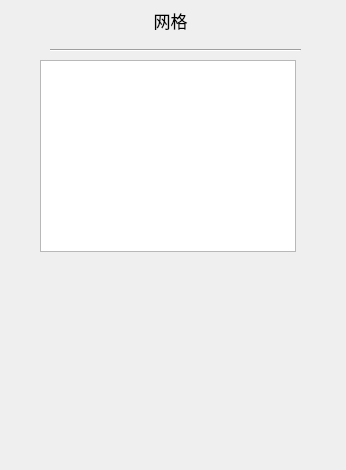
Aiopr-bits/MAVES, file src/FormBoundaryConditions.ui: the form before one commit.
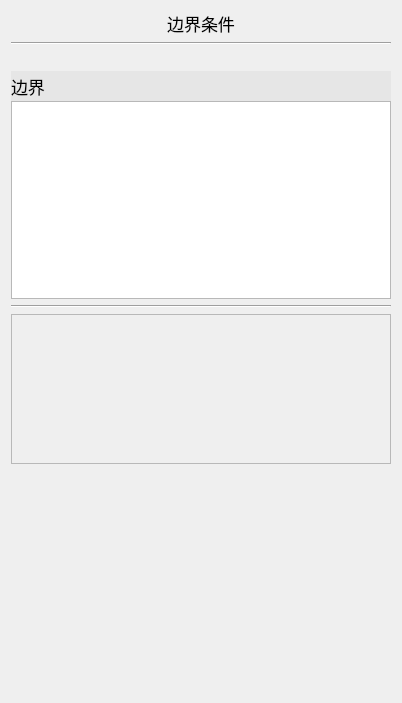
The form after the commit.

Commit message: feat:边界条件子面板（布局）

The edit to the form file:
```diff
--- a/src/FormBoundaryConditions.ui
+++ b/src/FormBoundaryConditions.ui
@@ -6,57 +6,151 @@
    <rect>
     <x>0</x>
     <y>0</y>
-    <width>346</width>
-    <height>470</height>
+    <width>402</width>
+    <height>703</height>
    </rect>
   </property>
   <property name="windowTitle">
    <string>FormBoundaryConditions</string>
   </property>
+  <layout class="QGridLayout" name="gridLayout">
+   <item row="0" column="0">
+    <layout class="QVBoxLayout" name="verticalLayout_2">
+     <item>
   <widget class="QLabel" name="label">
-   <property name="geometry">
-    <rect>
-     <x>70</x>
-     <y>10</y>
-     <width>201</width>
-     <height>20</height>
-    </rect>
-   </property>
    <property name="font">
     <font>
      <pointsize>13</pointsize>
     </font>
    </property>
    <property name="text">
-    <string>网格</string>
+        <string>边界条件</string>
    </property>
    <property name="alignment">
     <set>Qt::AlignCenter</set>
    </property>
   </widget>
+     </item>
+     <item>
   <widget class="Line" name="line">
-   <property name="geometry">
-    <rect>
-     <x>50</x>
-     <y>40</y>
-     <width>251</width>
+       <property name="orientation">
+        <enum>Qt::Horizontal</enum>
+       </property>
+      </widget>
+     </item>
+     <item>
+      <spacer name="verticalSpacer">
+       <property name="orientation">
+        <enum>Qt::Vertical</enum>
+       </property>
+       <property name="sizeType">
+        <enum>QSizePolicy::Fixed</enum>
+       </property>
+       <property name="sizeHint" stdset="0">
+        <size>
+         <width>20</width>
      <height>20</height>
-    </rect>
-   </property>
+        </size>
+       </property>
+      </spacer>
+     </item>
+     <item>
+      <layout class="QVBoxLayout" name="verticalLayout">
+       <property name="spacing">
+        <number>0</number>
+       </property>
+       <item>
+        <widget class="QLabel" name="label_2">
+         <property name="minimumSize">
+          <size>
+           <width>0</width>
+           <height>30</height>
+          </size>
+         </property>
+         <property name="maximumSize">
+          <size>
+           <width>16777215</width>
+           <height>30</height>
+          </size>
+         </property>
+         <property name="font">
+          <font>
+           <family>Agency FB</family>
+           <pointsize>13</pointsize>
+          </font>
+         </property>
+         <property name="styleSheet">
+          <string notr="true">QLabel {
+    background-color: rgb(230, 230, 230);
+}
+</string>
+         </property>
+         <property name="text">
+          <string>边界</string>
+         </property>
+        </widget>
+       </item>
+       <item>
+        <widget class="QListView" name="listView">
+         <property name="focusPolicy">
+          <enum>Qt::NoFocus</enum>
+         </property>
+        </widget>
+       </item>
+      </layout>
+     </item>
+     <item>
+      <widget class="Line" name="line_2">
    <property name="orientation">
     <enum>Qt::Horizontal</enum>
    </property>
   </widget>
-  <widget class="QTreeView" name="treeView">
+     </item>
+     <item>
+      <widget class="QScrollArea" name="scrollArea_2">
+       <property name="minimumSize">
+        <size>
+         <width>0</width>
+         <height>150</height>
+        </size>
+       </property>
+       <property name="maximumSize">
+        <size>
+         <width>16777215</width>
+         <height>150</height>
+        </size>
+       </property>
+       <property name="widgetResizable">
+        <bool>true</bool>
+       </property>
+       <widget class="QWidget" name="scrollAreaWidgetContents_2">
    <property name="geometry">
     <rect>
-     <x>40</x>
-     <y>60</y>
-     <width>256</width>
-     <height>192</height>
+          <x>0</x>
+          <y>0</y>
+          <width>380</width>
+          <height>148</height>
     </rect>
    </property>
   </widget>
+      </widget>
+     </item>
+     <item>
+      <spacer name="verticalSpacer_5">
+       <property name="orientation">
+        <enum>Qt::Vertical</enum>
+       </property>
+       <property name="sizeHint" stdset="0">
+        <size>
+         <width>20</width>
+         <height>40</height>
+        </size>
+       </property>
+      </spacer>
+     </item>
+    </layout>
+   </item>
+  </layout>
  </widget>
  <layoutdefault spacing="6" margin="11"/>
  <resources/>
```
Lines whose indentation alone changed are shown as unchanged. The commit also changes 5 other files.
